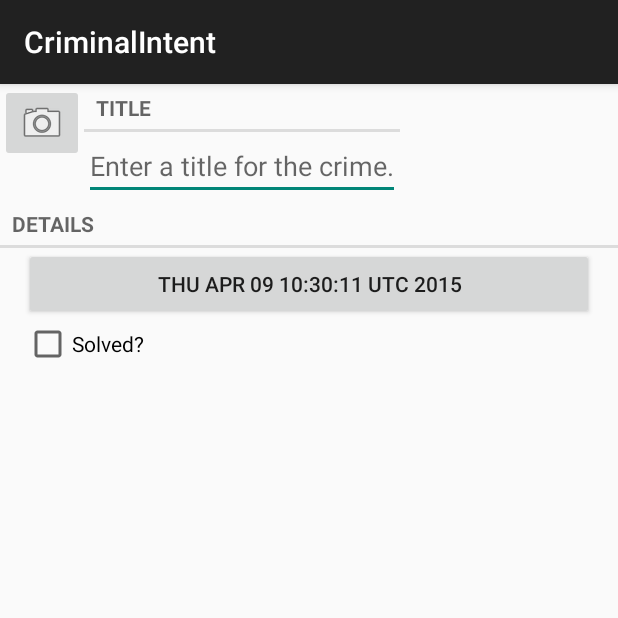
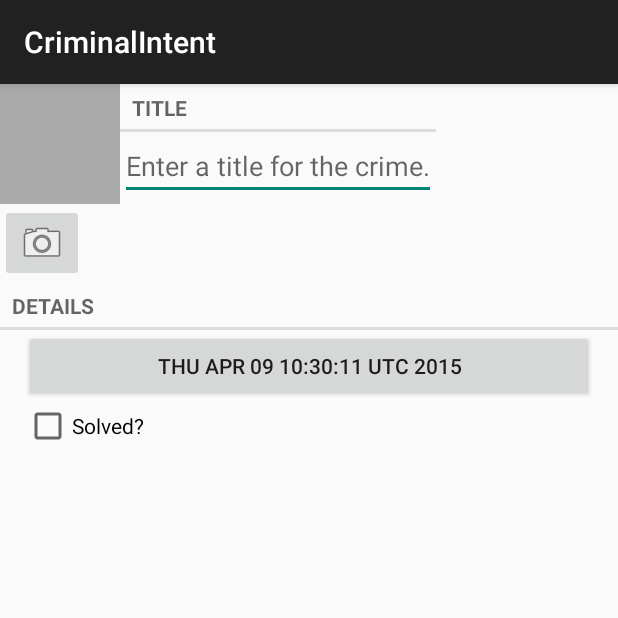
Before and after one commit to TinfoilxD/NerdRanchTutorials, an Android app: the screen it shows after launch (CrimePagerActivity), in the options menu, after a tap on "New Crime", on a phone screen of 412 x 824 dp, the top half of it. Run offline under Robolectric (Android 15) with nearby library versions, the phone set to English and light mode, and no system bars; libraries missing offline, so code that uses them is left out: android.support.v7.

Commit message:
added an ImageView for Photo

```diff
--- a/CriminalIntent/app/src/main/java/tinfoilxd/criminalintent/CrimeFragment.java
+++ b/CriminalIntent/app/src/main/java/tinfoilxd/criminalintent/CrimeFragment.java
@@ -26,6 +26,7 @@ import android.widget.CheckBox;
 import android.widget.CompoundButton;
 import android.widget.EditText;
 import android.widget.ImageButton;
+import android.widget.ImageView;
 
 import java.util.Date;
 import java.util.UUID;
@@ -46,6 +47,7 @@ public class CrimeFragment extends Fragment
     private Button mDateButton;
     private CheckBox mSolvedCheckBox;
     private ImageButton mPhotoButton;
+    private ImageView mPhotoView;
 
     public static CrimeFragment newInstance(UUID crimeId)
     {
@@ -156,6 +158,9 @@ public class CrimeFragment extends Fragment
                 && Camera.getNumberOfCameras() > 0;
         if(!hasCamera)
             mPhotoButton.setEnabled(false);
+
+        //setting up photo image
+        mPhotoView = (ImageView)v.findViewById(R.id.crime_imageView);
         //returns the fragment view for the activity to add
         return v;
     }
@@ -190,7 +195,9 @@ public class CrimeFragment extends Fragment
             String filename = data.getStringExtra(CrimeCameraFragment.EXTRA_PHOTO_FILENAME);
             if(filename != null)
             {
-                Log.i(TAG, "filename: " + filename);
+                Photo p = new Photo(filename);
+                mCrime.setPhoto(p);
+                Log.i(TAG, "Crime: " + mCrime.getTitle() + "has a photo");
             }
         }
     }
--- a/CriminalIntent/app/src/main/res/layout-land/fragment_crime.xml
+++ b/CriminalIntent/app/src/main/res/layout-land/fragment_crime.xml
@@ -7,12 +7,25 @@
         android:layout_width="match_parent"
         android:layout_height="wrap_content"
         android:orientation="horizontal">
-    <ImageButton
-        android:id="@+id/crime_imageButton"
-        android:layout_width="wrap_content"
-        android:layout_height="wrap_content"
-        android:src="@android:drawable/ic_menu_camera"
+
+        <LinearLayout
+            android:layout_width="wrap_content"
+            android:layout_height="wrap_content"
+            android:orientation="vertical">
+        <ImageView
+            android:id="@+id/crime_imageView"
+            android:layout_width="80dp"
+            android:layout_height="80dp"
+            android:scaleType="centerInside"
+            android:background="@android:color/darker_gray"
+            android:cropToPadding="true"/>
+        <ImageButton
+            android:id="@+id/crime_imageButton"
+            android:layout_width="wrap_content"
+            android:layout_height="wrap_content"
+            android:src="@android:drawable/ic_menu_camera"
         />
+            </LinearLayout>
         <LinearLayout
             android:layout_width="match_parent"
             android:layout_height="wrap_content"
--- a/CriminalIntent/app/src/main/res/layout/fragment_crime.xml
+++ b/CriminalIntent/app/src/main/res/layout/fragment_crime.xml
@@ -11,6 +11,13 @@
             android:layout_height="match_parent"
             android:orientation="vertical">
 
+            <ImageView
+                android:id="@+id/crime_imageView"
+                android:layout_width="80dp"
+                android:layout_height="80dp"
+                android:scaleType="centerInside"
+                android:background="@android:color/darker_gray"
+                android:cropToPadding="true"/>
             <ImageButton
                 android:id="@+id/crime_imageButton"
                 android:layout_width="wrap_content"
```
Also changed, not shown: CriminalIntent/app/src/main/java/tinfoilxd/criminalintent/Crime.java (+19 -0 lines).
